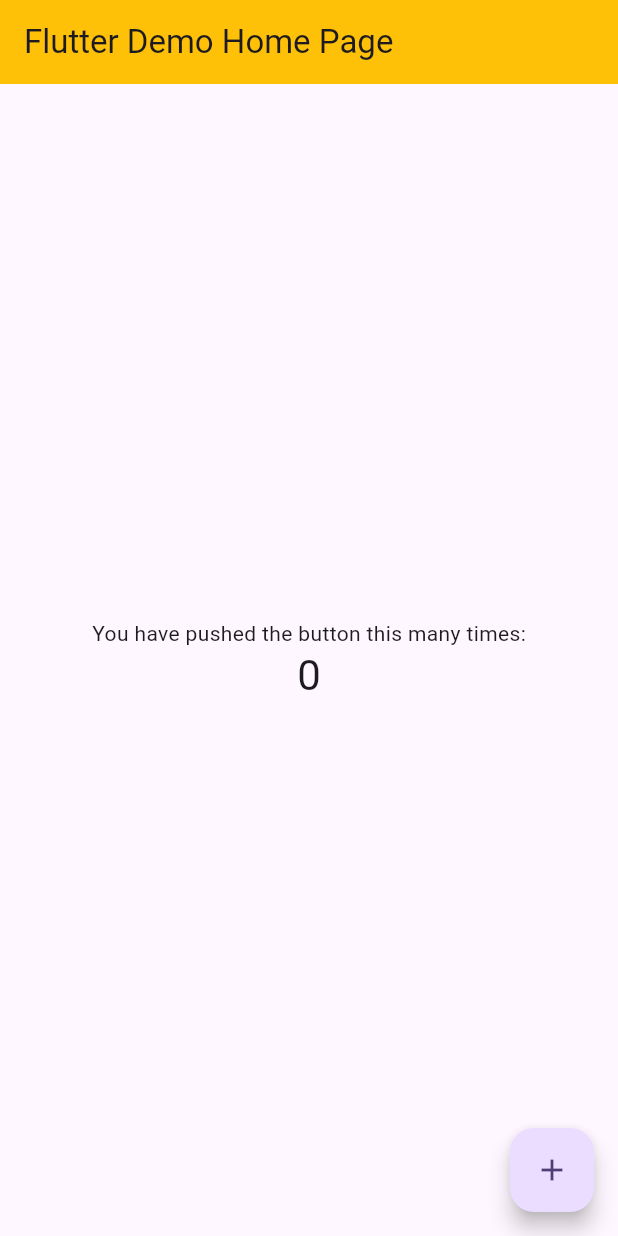
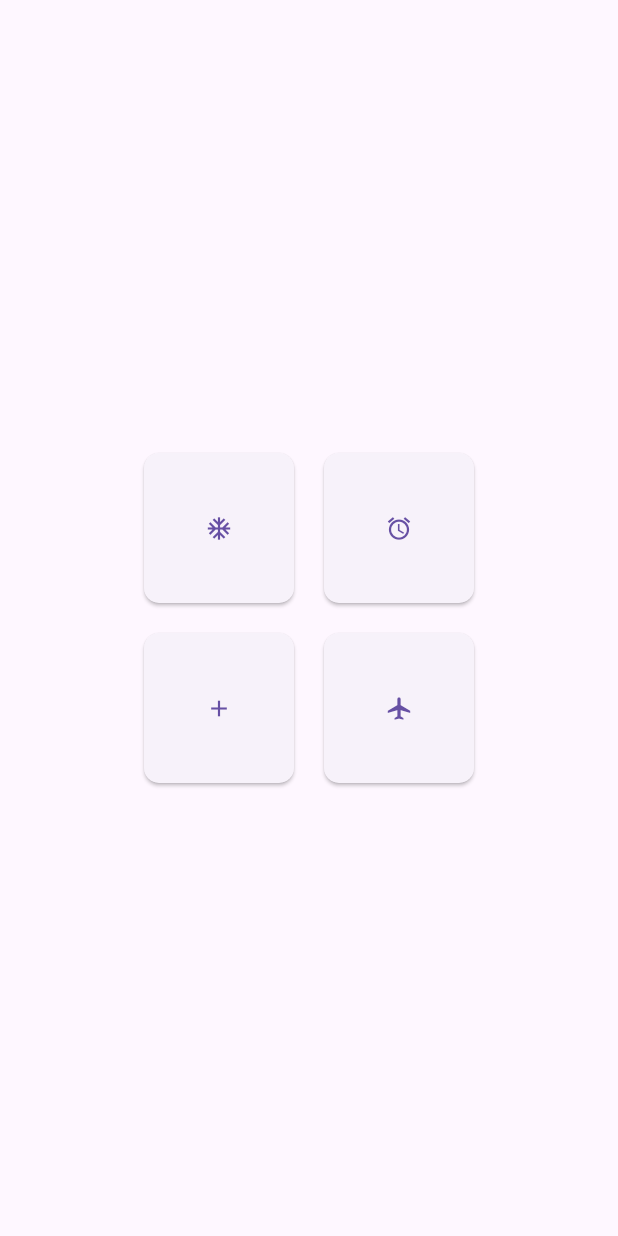
Before and after one commit to chiefxd/Sleepful, a Flutter app: the screen it shows after launch, on a phone screen of 412 x 824 dp. Run offline on Flutter 3.47's test engine with Material 3 defaults, Android fonts, the phone set to English and light mode, and no system bars.

Commit message:
4 button home page, redirect different pages

```diff
--- /dev/null
+++ b/lib/HomePage/home_page.dart
@@ -0,0 +1,96 @@
+// home_page.dart
+import 'package:flutter/material.dart';
+import 'view_plans.dart'; // Import the new_page_a.dart file
+import 'sleeping_stats.dart'; // Import the page_b.dart file
+import 'settings.dart'; // Import the page_c.dart file
+import 'information.dart'; // Import the page_d.dart file
+
+class HomePage extends StatelessWidget {
+  const HomePage({super.key});
+
+  @override
+  Widget build(BuildContext context) {
+    return Scaffold(
+      body: Center(
+        child: Column(
+          mainAxisAlignment: MainAxisAlignment.center,
+          children: [
+            Row(
+              mainAxisAlignment: MainAxisAlignment.center,
+              children: [
+                ElevatedButton(
+                  style: ElevatedButton.styleFrom(
+                    shape: RoundedRectangleBorder(
+                      borderRadius: BorderRadius.circular(10),
+                    ),
+                    minimumSize: const Size(100, 100), // Make the button a square
+                  ),
+                  child: const Icon(Icons.ac_unit), // Replace with your logo
+                  onPressed: () {
+                    Navigator.push(
+                      context,
+                      MaterialPageRoute(builder: (context) => const ViewPlans()),
+                    );
+                  },
+                ),
+                const SizedBox(width: 20), // Add some space between buttons
+                ElevatedButton(
+                  style: ElevatedButton.styleFrom(
+                    shape: RoundedRectangleBorder(
+                      borderRadius: BorderRadius.circular(10),
+                    ),
+                    minimumSize: const Size(100, 100), // Make the button a square
+                  ),
+                  child: const Icon(Icons.access_alarm), // Replace with your logo
+                  onPressed: () {
+                    Navigator.push(
+                      context,
+                      MaterialPageRoute(builder: (context) => const SleepingStats()),
+                    );
+                  },
+                ),
+              ],
+            ),
+            const SizedBox(height: 20), // Add some space between rows
+            Row(
+              mainAxisAlignment: MainAxisAlignment.center,
+              children: [
+                ElevatedButton(
+                  style: ElevatedButton.styleFrom(
+                    shape: RoundedRectangleBorder(
+                      borderRadius: BorderRadius.circular(10),
+                    ),
+                    minimumSize: const Size(100, 100), // Make the button a square
+                  ),
+                  child: const Icon(Icons.add), // Replace with your logo
+                  onPressed: () {
+                    Navigator.push(
+                      context,
+                      MaterialPageRoute(builder: (context) => const Settings()),
+                    );
+                  },
+                ),
+                const SizedBox(width: 20), // Add some space between buttons
+                ElevatedButton(
+                  style: ElevatedButton.styleFrom(
+                    shape: RoundedRectangleBorder(
+                      borderRadius: BorderRadius.circular(10),
+                    ),
+                    minimumSize: const Size(100, 100), // Make the button a square
+                  ),
+                  child: const Icon(Icons.airplanemode_active), // Replace with your logo
+                  onPressed: () {
+                    Navigator.push(
+                      context,
+                      MaterialPageRoute(builder: (context) => const Information()),
+                    );
+                  },
+                ),
+              ],
+            ),
+          ],
+        ),
+      ),
+    );
+  }
+}
--- a/lib/main.dart
+++ b/lib/main.dart
@@ -1,128 +1,146 @@
+// import 'package:flutter/material.dart';
+//
+// void main() {
+//   runApp(const MyApp());
+// }
+//
+// class MyApp extends StatelessWidget {
+//   const MyApp({super.key});
+//
+//   // This widget is the root of your application.
+//   @override
+//   Widget build(BuildContext context) {
+//     return MaterialApp(
+//       title: 'Flutter Demo',
+//       theme: ThemeData(
+//         // This is the theme of your application.
+//         //
+//         // TRY THIS: Try running your application with "flutter run". You'll see
+//         // the application has a purple toolbar. Then, without quitting the app,
+//         // try changing the seedColor in the colorScheme below to Colors.green
+//         // and then invoke "hot reload" (save your changes or press the "hot
+//         // reload" button in a Flutter-supported IDE, or press "r" if you used
+//         // the command line to start the app).
+//         //
+//         // Notice that the counter didn't reset back to zero; the application
+//         // state is not lost during the reload. To reset the state, use hot
+//         // restart instead.
+//         //
+//         // This works for code too, not just values: Most code changes can be
+//         // tested with just a hot reload.
+//         colorScheme: ColorScheme.fromSeed(seedColor: Colors.green),
+//         useMaterial3: true,
+//       ),
+//       home: const MyHomePage(title: 'Flutter Demo Home Page'),
+//     );
+//   }
+// }
+//
+// class MyHomePage extends StatefulWidget {
+//   const MyHomePage({super.key, required this.title});
+//
+//   // This widget is the home page of your application. It is stateful, meaning
+//   // that it has a State object (defined below) that contains fields that affect
+//   // how it looks.
+//
+//   // This class is the configuration for the state. It holds the values (in this
+//   // case the title) provided by the parent (in this case the App widget) and
+//   // used by the build method of the State. Fields in a Widget subclass are
+//   // always marked "final".
+//
+//   final String title;
+//
+//   @override
+//   State<MyHomePage> createState() => _MyHomePageState();
+// }
+//
+// class _MyHomePageState extends State<MyHomePage> {
+//   int _counter = 0;
+//
+//   void _incrementCounter() {
+//     setState(() {
+//       // This call to setState tells the Flutter framework that something has
+//       // changed in this State, which causes it to rerun the build method below
+//       // so that the display can reflect the updated values. If we changed
+//       // _counter without calling setState(), then the build method would not be
+//       // called again, and so nothing would appear to happen.
+//       _counter++;
+//     });
+//   }
+//
+//   @override
+//   Widget build(BuildContext context) {
+//     // This method is rerun every time setState is called, for instance as done
+//     // by the _incrementCounter method above.
+//     //
+//     // The Flutter framework has been optimized to make rerunning build methods
+//     // fast, so that you can just rebuild anything that needs updating rather
+//     // than having to individually change instances of widgets.
+//     return Scaffold(
+//       appBar: AppBar(
+//         // TRY THIS: Try changing the color here to a specific color (to
+//         // Colors.amber, perhaps?) and trigger a hot reload to see the AppBar
+//         // change color while the other colors stay the same.
+//
+//         // backgroundColor: Theme.of(context).colorScheme.inversePrimary,
+//         backgroundColor: Colors.amber,
+//
+//         // Here we take the value from the MyHomePage object that was created by
+//         // the App.build method, and use it to set our appbar title.
+//         title: Text(widget.title),
+//       ),
+//       body: Center(
+//         // Center is a layout widget. It takes a single child and positions it
+//         // in the middle of the parent.
+//         child: Column(
+//           // Column is also a layout widget. It takes a list of children and
+//           // arranges them vertically. By default, it sizes itself to fit its
+//           // children horizontally, and tries to be as tall as its parent.
+//           //
+//           // Column has various properties to control how it sizes itself and
+//           // how it positions its children. Here we use mainAxisAlignment to
+//           // center the children vertically; the main axis here is the vertical
+//           // axis because Columns are vertical (the cross axis would be
+//           // horizontal).
+//           //
+//           // TRY THIS: Invoke "debug painting" (choose the "Toggle Debug Paint"
+//           // action in the IDE, or press "p" in the console), to see the
+//           // wireframe for each widget.
+//           mainAxisAlignment: MainAxisAlignment.center,
+//           children: <Widget>[
+//             const Text(
+//               'You have pushed the button this many times:',
+//             ),
+//             Text(
+//               '$_counter',
+//               style: Theme.of(context).textTheme.headlineMedium,
+//             ),
+//           ],
+//         ),
+//       ),
+//       floatingActionButton: FloatingActionButton(
+//         onPressed: _incrementCounter,
+//         tooltip: 'Increment',
+//         child: const Icon(Icons.add),
+//       ), // This trailing comma makes auto-formatting nicer for build methods.
+//     );
+//   }
+// }
+
+
 import 'package:flutter/material.dart';
+import 'HomePage/home_page.dart'; // Import the HomePage widget
 
 void main() {
-  runApp(const MyApp());
+  runApp(MyApp());
 }
 
 class MyApp extends StatelessWidget {
-  const MyApp({super.key});
-
-  // This widget is the root of your application.
   @override
   Widget build(BuildContext context) {
-    return MaterialApp(
-      title: 'Flutter Demo',
-      theme: ThemeData(
-        // This is the theme of your application.
-        //
-        // TRY THIS: Try running your application with "flutter run". You'll see
-        // the application has a purple toolbar. Then, without quitting the app,
-        // try changing the seedColor in the colorScheme below to Colors.green
-        // and then invoke "hot reload" (save your changes or press the "hot
-        // reload" button in a Flutter-supported IDE, or press "r" if you used
-        // the command line to start the app).
-        //
-        // Notice that the counter didn't reset back to zero; the application
-        // state is not lost during the reload. To reset the state, use hot
-        // restart instead.
-        //
-        // This works for code too, not just values: Most code changes can be
-        // tested with just a hot reload.
-        colorScheme: ColorScheme.fromSeed(seedColor: Colors.deepPurple),
-        useMaterial3: true,
-      ),
-      home: const MyHomePage(title: 'Flutter Demo Home Page'),
+    return const MaterialApp(
+      title: 'My App',
+      home: HomePage(), // Use the HomePage widget from home_page.dart
     );
   }
 }
-
-class MyHomePage extends StatefulWidget {
-  const MyHomePage({super.key, required this.title});
-
-  // This widget is the home page of your application. It is stateful, meaning
-  // that it has a State object (defined below) that contains fields that affect
-  // how it looks.
-
-  // This class is the configuration for the state. It holds the values (in this
-  // case the title) provided by the parent (in this case the App widget) and
-  // used by the build method of the State. Fields in a Widget subclass are
-  // always marked "final".
-
-  final String title;
-
-  @override
-  State<MyHomePage> createState() => _MyHomePageState();
-}
-
-class _MyHomePageState extends State<MyHomePage> {
-  int _counter = 0;
-
-  void _incrementCounter() {
-    setState(() {
-      // This call to setState tells the Flutter framework that something has
-      // changed in this State, which causes it to rerun the build method below
-      // so that the display can reflect the updated values. If we changed
-      // _counter without calling setState(), then the build method would not be
-      // called again, and so nothing would appear to happen.
-      _counter++;
-    });
-  }
-
-  @override
-  Widget build(BuildContext context) {
-    // This method is rerun every time setState is called, for instance as done
-    // by the _incrementCounter method above.
-    //
-    // The Flutter framework has been optimized to make rerunning build methods
-    // fast, so that you can just rebuild anything that needs updating rather
-    // than having to individually change instances of widgets.
-    return Scaffold(
-      appBar: AppBar(
-        // TRY THIS: Try changing the color here to a specific color (to
-        // Colors.amber, perhaps?) and trigger a hot reload to see the AppBar
-        // change color while the other colors stay the same.
-
-        // backgroundColor: Theme.of(context).colorScheme.inversePrimary,
-        backgroundColor: Colors.amber,
-
-        // Here we take the value from the MyHomePage object that was created by
-        // the App.build method, and use it to set our appbar title.
-        title: Text(widget.title),
-      ),
-      body: Center(
-        // Center is a layout widget. It takes a single child and positions it
-        // in the middle of the parent.
-        child: Column(
-          // Column is also a layout widget. It takes a list of children and
-          // arranges them vertically. By default, it sizes itself to fit its
-          // children horizontally, and tries to be as tall as its parent.
-          //
-          // Column has various properties to control how it sizes itself and
-          // how it positions its children. Here we use mainAxisAlignment to
-          // center the children vertically; the main axis here is the vertical
-          // axis because Columns are vertical (the cross axis would be
-          // horizontal).
-          //
-          // TRY THIS: Invoke "debug painting" (choose the "Toggle Debug Paint"
-          // action in the IDE, or press "p" in the console), to see the
-          // wireframe for each widget.
-          mainAxisAlignment: MainAxisAlignment.center,
-          children: <Widget>[
-            const Text(
-              'You have pushed the button this many times:',
-            ),
-            Text(
-              '$_counter',
-              style: Theme.of(context).textTheme.headlineMedium,
-            ),
-          ],
-        ),
-      ),
-      floatingActionButton: FloatingActionButton(
-        onPressed: _incrementCounter,
-        tooltip: 'Increment',
-        child: const Icon(Icons.add),
-      ), // This trailing comma makes auto-formatting nicer for build methods.
-    );
-  }
-}
```
Also changed, not shown: lib/HomePage/information.dart (added, +14 -0 lines), lib/HomePage/settings.dart (added, +14 -0 lines), lib/HomePage/sleeping_stats.dart (added, +14 -0 lines), lib/HomePage/view_plans.dart (added, +14 -0 lines), 1 other file.
